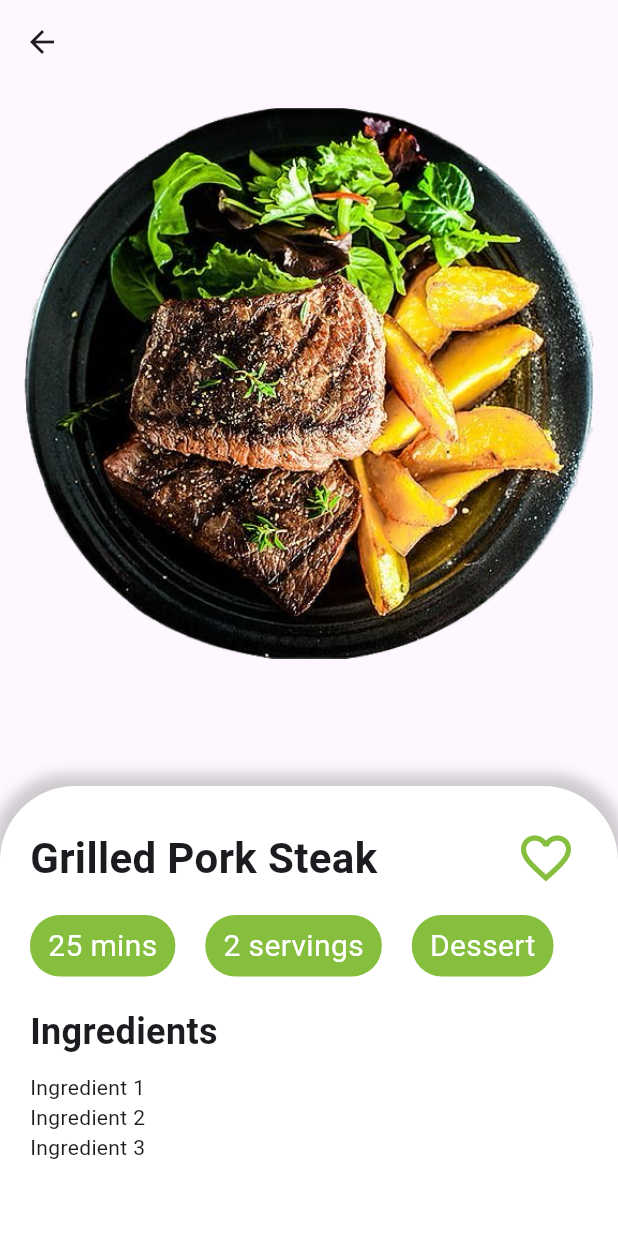
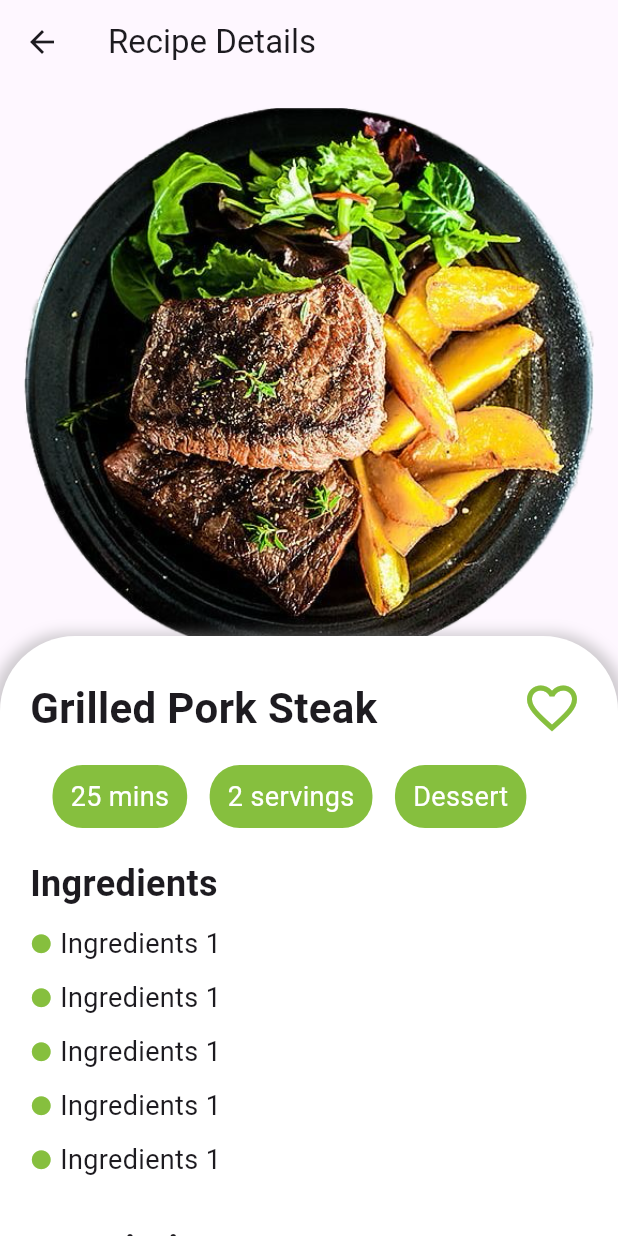
Before and after one commit to Ishuwaraa/cookit, a Flutter app: the RecipeDetailsPage screen opened directly, on a phone screen of 412 x 824 dp. Run offline on Flutter 3.47's test engine with Material 3 defaults, Android fonts, the phone set to English and light mode, and no system bars; drawn by our look-alikes of sliding_up_panel; our stand-ins replace cloud_firestore, firebase_auth, firebase_core, firebase_storage, image_picker, share_plus; accounts and stored records are empty; network calls fail.

Commit message:
recipe details page updated

```diff
--- a/lib/Screens/recipe_details.dart
+++ b/lib/Screens/recipe_details.dart
@@ -1,6 +1,5 @@
-import 'package:flutter/cupertino.dart';
 import 'package:flutter/material.dart';
-import 'package:flutter/widgets.dart';
+import 'package:sliding_up_panel/sliding_up_panel.dart';
 
 class RecipeDetailsPage extends StatelessWidget {
   const RecipeDetailsPage({Key? key}) : super(key: key);
@@ -8,109 +7,46 @@ class RecipeDetailsPage extends StatelessWidget {
   @override
   Widget build(BuildContext context) {
     return Scaffold(
-      appBar: AppBar(),
-      body: SafeArea(
-        child: Stack(
-          children: [
-            Column(
-              crossAxisAlignment: CrossAxisAlignment.start,
-              children: [
-                Expanded(
-                  child: Container(
-                    padding: const EdgeInsets.all(16.0),
-                    child: Column(
-                      crossAxisAlignment: CrossAxisAlignment.start,
-                      children: [
-                        Image.asset(
-                          'assets/r1.png', // Ensure correct path
-                          width: double.infinity,
-                          fit: BoxFit.cover,
+      appBar: AppBar(
+        title: const Text('Recipe Details'),
       ),
-                      ],
-                    ),
-                  ),
-                ),
-              ],
-            ),
-            const Positioned(
-              bottom: 0,
-              left: 0,
-              right: 0,
-              child: DraggableSheet(), // Add draggable container
-            ),
-          ],
-        ),
-      ),
-    );
-  }
-}
-
-class DraggableSheet extends StatefulWidget {
-  const DraggableSheet({Key? key}) : super(key: key);
-
-  @override
-  _DraggableSheetState createState() => _DraggableSheetState();
-}
-
-class _DraggableSheetState extends State<DraggableSheet> {
-  double _containerHeight = 300;
-  bool _showDescription = false;
-
-  @override
-  Widget build(BuildContext context) {
-    return SingleChildScrollView(
-      child: GestureDetector(
-        onVerticalDragUpdate: (details) {
-          setState(() {
-            _containerHeight -= details.delta.dy;
-            if (_containerHeight < 320) {
-              _containerHeight = 320;
-            }
-
-            _showDescription = _containerHeight > 320;
-          });
-        },
-        onTap: () {
-          setState(() {
-            _containerHeight = MediaQuery.of(context).size.height * 1;
-
-            _showDescription = true;
-          });
-        },
-        child: Column(
-          crossAxisAlignment: CrossAxisAlignment.start,
-          children: [
-            AnimatedContainer(
-              height: _containerHeight,
-              duration: const Duration(milliseconds: 0),
-              curve: Curves.easeInOut,
-              decoration: BoxDecoration(
-                color: Colors.white,
-                borderRadius: const BorderRadius.only(
-                  topLeft: Radius.circular(50),
-                  topRight: Radius.circular(50),
-                ),
+      body: SlidingUpPanel(
+        minHeight: 400,
+        maxHeight: MediaQuery.of(context).size.height * 0.85,
+        panel: _buildPanel(),
+        body: _buildBody(),
+        borderRadius: const BorderRadius.vertical(top: Radius.circular(50)),
         boxShadow: [
           BoxShadow(
             color: Colors.grey.withOpacity(0.5),
             spreadRadius: 5,
             blurRadius: 7,
-                    offset: const Offset(0, -3),
+            offset: const Offset(0, 3),
           ),
         ],
       ),
-              child: Padding(
-                padding: const EdgeInsets.all(20.0),
+    );
+  }
+
+  Widget _buildPanel() {
+    return Padding(
+      padding: const EdgeInsets.all(20),
+      child: SingleChildScrollView(
         child: Column(
           crossAxisAlignment: CrossAxisAlignment.start,
           children: [
             Row(
+              mainAxisAlignment: MainAxisAlignment.spaceBetween,
               children: [
-                        const Expanded(
+                const SizedBox(
+                  width: 320, // Specify the maximum width for wrapping
                   child: Text(
-                            "Grilled Pork Steak   ",
+                    "Grilled Pork Steak ",
                     style: TextStyle(
-                                fontSize: 28, fontWeight: FontWeight.bold),
+                      fontSize: 28,
+                      fontWeight: FontWeight.bold,
+                    ),
+                    softWrap: true, // Allow text to wrap to a new line
                   ),
                 ),
                 IconButton(
@@ -126,74 +62,206 @@ class _DraggableSheetState extends State<DraggableSheet> {
             const SizedBox(height: 10),
             Row(
               children: [
-                        Container(
-                          decoration: BoxDecoration(
-                            color: const Color(0xFF86BF3E),
-                            borderRadius: BorderRadius.circular(20),
+                _buildTag("25 mins"),
+                _buildTag("2 servings"),
+                _buildTag("Dessert"),
+              ],
             ),
-                          padding: const EdgeInsets.symmetric(
-                              horizontal: 12, vertical: 6),
-                          child: const Text(
-                            "25 mins",
-                            style: TextStyle(fontSize: 20, color: Colors.white),
+            const SizedBox(height: 20),
+            const Text(
+              "Ingredients",
+              style: TextStyle(fontSize: 24, fontWeight: FontWeight.bold),
+            ),
+            const SizedBox(height: 10),
+            const Column(
+              children: [
+                Center(
+                  child: Row(
+                    children: [
+                      Icon(
+                        Icons.circle,
+                        size: 15,
+                        color: Color(0xFF86BF3E),
+                      ),
+                      SizedBox(
+                        width: 5,
+                      ),
+                      Text(
+                        'Ingredients 1',
+                        style: TextStyle(fontSize: 18),
+                      ),
+                    ],
                   ),
                 ),
-                        const SizedBox(width: 20),
-                        Container(
-                          decoration: BoxDecoration(
-                            color: const Color(0xFF86BF3E),
-                            borderRadius: BorderRadius.circular(20),
+                SizedBox(
+                  height: 10,
                 ),
-                          padding: const EdgeInsets.symmetric(
-                              horizontal: 12, vertical: 6),
-                          child: const Text(
-                            "2 servings",
-                            style: TextStyle(fontSize: 20, color: Colors.white),
+                Center(
+                  child: Row(
+                    children: [
+                      Icon(
+                        Icons.circle,
+                        size: 15,
+                        color: Color(0xFF86BF3E),
+                      ),
+                      SizedBox(
+                        width: 5,
+                      ),
+                      Text(
+                        'Ingredients 1',
+                        style: TextStyle(fontSize: 18),
+                      ),
+                    ],
                   ),
                 ),
-                        const SizedBox(width: 20),
-                        Container(
-                          decoration: BoxDecoration(
-                            color: const Color(0xFF86BF3E),
-                            borderRadius: BorderRadius.circular(20),
+                SizedBox(
+                  height: 10,
                 ),
-                          padding: const EdgeInsets.symmetric(
-                              horizontal: 12, vertical: 6),
-                          child: const Text(
-                            "Dessert",
-                            style: TextStyle(fontSize: 20, color: Colors.white),
+                Center(
+                  child: Row(
+                    children: [
+                      Icon(
+                        Icons.circle,
+                        size: 15,
+                        color: Color(0xFF86BF3E),
                       ),
+                      SizedBox(
+                        width: 5,
+                      ),
+                      Text(
+                        'Ingredients 1',
+                        style: TextStyle(fontSize: 18),
+                      ),
+                    ],
+                  ),
+                ),
+                SizedBox(
+                  height: 10,
+                ),
+                Center(
+                  child: Row(
+                    children: [
+                      Icon(
+                        Icons.circle,
+                        size: 15,
+                        color: Color(0xFF86BF3E),
+                      ),
+                      SizedBox(
+                        width: 5,
+                      ),
+                      Text(
+                        'Ingredients 1',
+                        style: TextStyle(fontSize: 18),
+                      ),
+                    ],
+                  ),
+                ),
+                SizedBox(
+                  height: 10,
+                ),
+                Center(
+                  child: Row(
+                    children: [
+                      Icon(
+                        Icons.circle,
+                        size: 15,
+                        color: Color(0xFF86BF3E),
+                      ),
+                      SizedBox(
+                        width: 5,
+                      ),
+                      Text(
+                        'Ingredients 1',
+                        style: TextStyle(fontSize: 18),
+                      ),
+                    ],
+                  ),
+                ),
+                SizedBox(
+                  height: 10,
                 ),
               ],
             ),
             const SizedBox(height: 20),
             const Text(
-                      "Ingredients",
-                      style:
-                          TextStyle(fontSize: 24, fontWeight: FontWeight.bold),
+              "Description",
+              style: TextStyle(
+                fontSize: 24,
+                fontWeight: FontWeight.bold,
+              ),
             ),
             const SizedBox(height: 10),
-                    const Text("Ingredient 1"),
-                    const Text("Ingredient 2"),
-                    const Text("Ingredient 3"),
+            const Text(
+              "Lorem ipsum dolor sit amet, consectetur adipiscing elit. "
+              "Fusce ut felis sed justo interdum rhoncus. Vestibulum ante ipsum "
+              "primis in faucibus orci luctus et ultrices posuere cubilia Curae; "
+              "Sed vitae purus eget tortor scelerisque rhoncus. Lorem ipsum dolor "
+              "sit amet, consectetur adipiscing elit. Fusce ut felis sed justo interdum ",
+              style: TextStyle(fontSize: 16),
+            ),
             const SizedBox(height: 20),
-                    if (_showDescription)
-                      const Column(
-                        crossAxisAlignment: CrossAxisAlignment.start,
+            const Text(
+              "Comments",
+              style: TextStyle(
+                fontSize: 24,
+                fontWeight: FontWeight.bold,
+              ),
+            ),
+            const SizedBox(height: 10),
+            Container(
+              width: 400, // Set container width as needed
+              padding: const EdgeInsets.all(12.0),
+              decoration: BoxDecoration(
+                border: Border.all(color: Colors.grey),
+                borderRadius: BorderRadius.circular(50.0),
+              ),
+              child: Row(
                 children: [
-                          Text(
-                            "Description",
-                            style: TextStyle(
-                                fontSize: 24, fontWeight: FontWeight.bold),
+                  const Expanded(
+                    child: TextField(
+                      decoration: InputDecoration(
+                        hintText: 'Write a comment...',
+                        border: InputBorder.none,
                       ),
-                          SizedBox(height: 10),
-                          Text(
-                            "Lorem ipsum dolor sit amet, consectetur adipiscing elit. Fusce ut felis sed justo interdum rhoncus. Vestibulum ante ipsum primis in faucibus orci luctus et ultrices posuere cubilia Curae; Sed vitae purus eget tortor scelerisque rhoncus.",
-                            style: TextStyle(fontSize: 16),
+                    ),
+                  ),
+                  const SizedBox(
+                      width: 8.0), // Spacer between text field and button
+                  Container(
+                    decoration: const BoxDecoration(
+                      shape: BoxShape.circle,
+                      color: Color(0xFF86BF3E), // Circular background color
+                    ),
+                    child: IconButton(
+                      onPressed: () {
+                        // Add comment functionality goes here
+                        print('Add Comment button pressed');
+                      },
+                      icon: const Icon(
+                        Icons.arrow_upward,
+                        color: Colors.white, // Set the arrow icon color
+                      ),
+                    ),
                   ),
                 ],
               ),
-                  ],
+            ),
+            const SizedBox(height: 5),
+            GestureDetector(
+              onTap: () {},
+              child: Container(
+                padding: const EdgeInsets.all(12.0),
+                decoration: BoxDecoration(
+                  borderRadius: BorderRadius.circular(8.0),
+                ),
+                child: const Center(
+                  child: Text(
+                    'Discover All Comments',
+                    style: TextStyle(
+                      color: Color(0xFF86BF3E),
+                      fontWeight: FontWeight.bold,
+                    ),
+                  ),
                 ),
               ),
             ),
@@ -202,4 +270,40 @@ class _DraggableSheetState extends State<DraggableSheet> {
       ),
     );
   }
+
+  Widget _buildBody() {
+    return Column(
+      crossAxisAlignment: CrossAxisAlignment.start,
+      children: [
+        Container(
+          padding: const EdgeInsets.all(16.0),
+          child: Image.asset(
+            'assets/r1.png', // Replace 'assets/r1.png' with your local image path
+            width: double.infinity,
+            fit: BoxFit.cover,
+          ),
+        ),
+        const SizedBox(height: 20),
+      ],
+    );
   }
+
+  Widget _buildTag(String text) {
+    return Center(
+      child: Padding(
+        padding: const EdgeInsets.only(left: 15.0),
+        child: Container(
+          decoration: BoxDecoration(
+            color: const Color(0xFF86BF3E),
+            borderRadius: BorderRadius.circular(20),
+          ),
+          padding: const EdgeInsets.symmetric(horizontal: 12, vertical: 8),
+          child: Text(
+            text,
+            style: const TextStyle(fontSize: 18, color: Colors.white),
+          ),
+        ),
+      ),
+    );
+  }
+}
--- a/pubspec.yaml
+++ b/pubspec.yaml
@@ -44,6 +44,7 @@ dependencies:
   image_picker: ^1.0.7
   path_provider: ^2.1.2
   share_plus: ^7.2.2
+  sliding_up_panel: ^2.0.0+1
 
 dev_dependencies:
   flutter_test:
```
Also changed, not shown: pubspec.lock, 1 other file. Lines whose indentation alone changed are shown as unchanged.
